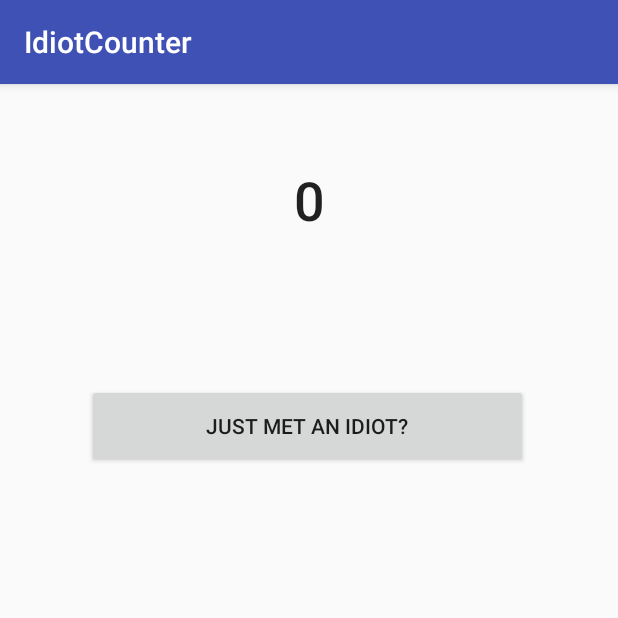
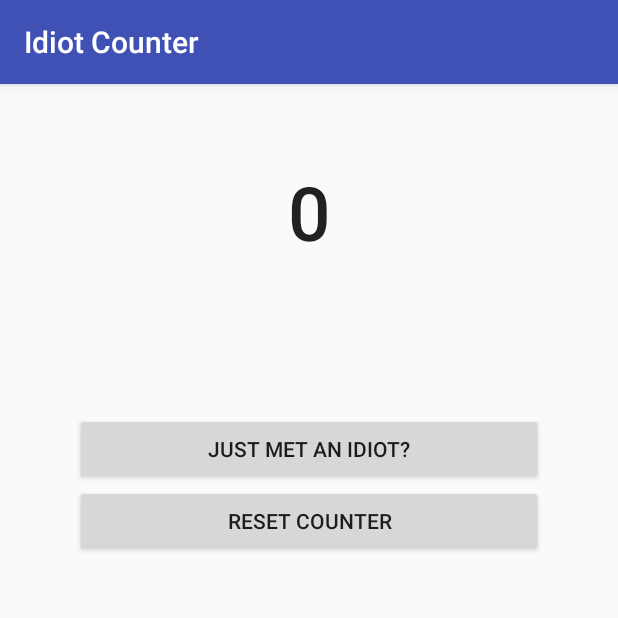
Before and after one commit to huming2207/IdiotCounter, an Android app: the screen it shows after launch (MainActivity), on a phone screen of 412 x 824 dp, the top half of it. Run offline under Robolectric (Android 15) with nearby library versions, the phone set to English and light mode, and no system bars.

Commit message:
Add reset function & refactor GUI

```diff
--- a/app/src/main/AndroidManifest.xml
+++ b/app/src/main/AndroidManifest.xml
@@ -5,7 +5,7 @@
     <application
             android:allowBackup="true"
             android:icon="@mipmap/ic_launcher"
-            android:label="@string/app_name"
+            android:label="@string/app_title"
             android:roundIcon="@mipmap/ic_launcher_round"
             android:supportsRtl="true"
             android:theme="@style/AppTheme">
--- a/app/src/main/java/com/jacksonhu/idiotcounter/MainActivity.java
+++ b/app/src/main/java/com/jacksonhu/idiotcounter/MainActivity.java
@@ -42,4 +42,18 @@ public class MainActivity extends AppCompatActivity
         preferenceEditor.putInt("count_idiot", count);
         preferenceEditor.apply();
     }
+
+    public void resetCounter(View view)
+    {
+        // Prepare shared preferences
+        SharedPreferences.Editor preferenceEditor = sharedPreferences.edit();
+
+        // Update GUI
+        TextView textView = (TextView)findViewById(R.id.countTextView);
+        textView.setText("0");
+
+        // Save to settings
+        preferenceEditor.putInt("count_idiot", 0);
+        preferenceEditor.apply();
+    }
 }
--- a/app/src/main/res/layout/activity_main.xml
+++ b/app/src/main/res/layout/activity_main.xml
@@ -15,18 +15,39 @@
             app:layout_constraintLeft_toLeftOf="parent"
             app:layout_constraintRight_toRightOf="parent"
             app:layout_constraintTop_toTopOf="parent"
-            app:layout_constraintVertical_bias="0.08"
-            android:id="@+id/countTextView" app:layout_constraintHorizontal_bias="0.504"
-            android:textAppearance="@android:style/TextAppearance.Material.Title" android:textSize="36sp"
+            app:layout_constraintVertical_bias="0.078"
+            android:id="@+id/countTextView"
+            android:textAppearance="@android:style/TextAppearance.Material.Title" android:textSize="50sp"
             android:textAlignment="center" tools:layout_constraintRight_creator="1" android:layout_marginStart="55dp"
             android:layout_marginEnd="55dp" tools:layout_constraintLeft_creator="1"/>
-    <Button
-            android:text="@string/add_idiot_button_text"
-            android:layout_width="294dp"
-            android:layout_height="56dp"
-            android:id="@+id/button3" android:layout_marginTop="38dp"
-            app:layout_constraintTop_toBottomOf="@+id/countTextView"
-            android:layout_marginLeft="58dp" app:layout_constraintLeft_toLeftOf="parent" android:onClick="addCounter"
-            android:layout_marginStart="58dp"/>
+
+    <LinearLayout
+            android:orientation="vertical"
+            android:layout_width="0dp"
+            android:layout_height="350dp"
+            android:layout_marginRight="50dp" app:layout_constraintRight_toRightOf="parent"
+            android:layout_marginLeft="50dp" app:layout_constraintLeft_toLeftOf="parent" android:layout_marginTop="35dp"
+            app:layout_constraintTop_toBottomOf="@+id/countTextView">
+
+        <Button
+                android:text="@string/add_idiot_button_text"
+                android:layout_width="match_parent"
+                android:layout_height="48dp"
+                android:id="@+id/button3"
+                android:onClick="addCounter"
+                app:layout_constraintLeft_toLeftOf="parent"
+                app:layout_constraintRight_toRightOf="parent" app:layout_constraintHorizontal_bias="0.0"
+                android:layout_marginTop="23dp" app:layout_constraintTop_toBottomOf="@+id/countTextView"/>
+        <Button
+                android:text="@string/clear_button_text"
+                android:layout_width="match_parent"
+                android:layout_height="48dp"
+                android:id="@+id/button7"
+                tools:layout_editor_absoluteY="233dp"
+                app:layout_constraintRight_toRightOf="parent"
+                app:layout_constraintLeft_toLeftOf="parent"
+                app:layout_constraintHorizontal_bias="0.49" android:onClick="resetCounter"/>
+
+    </LinearLayout>
 
 </android.support.constraint.ConstraintLayout>
--- a/app/src/main/res/values/strings.xml
+++ b/app/src/main/res/values/strings.xml
@@ -1,5 +1,7 @@
 <resources>
     <string name="app_name">IdiotCounter</string>
     <string name="add_idiot_button_text">Just met an idiot?</string>
+    <string name="clear_button_text">Reset counter</string>
+    <string name="app_title">Idiot Counter</string>
     <integer name="count_settings">0</integer>
 </resources>
```
